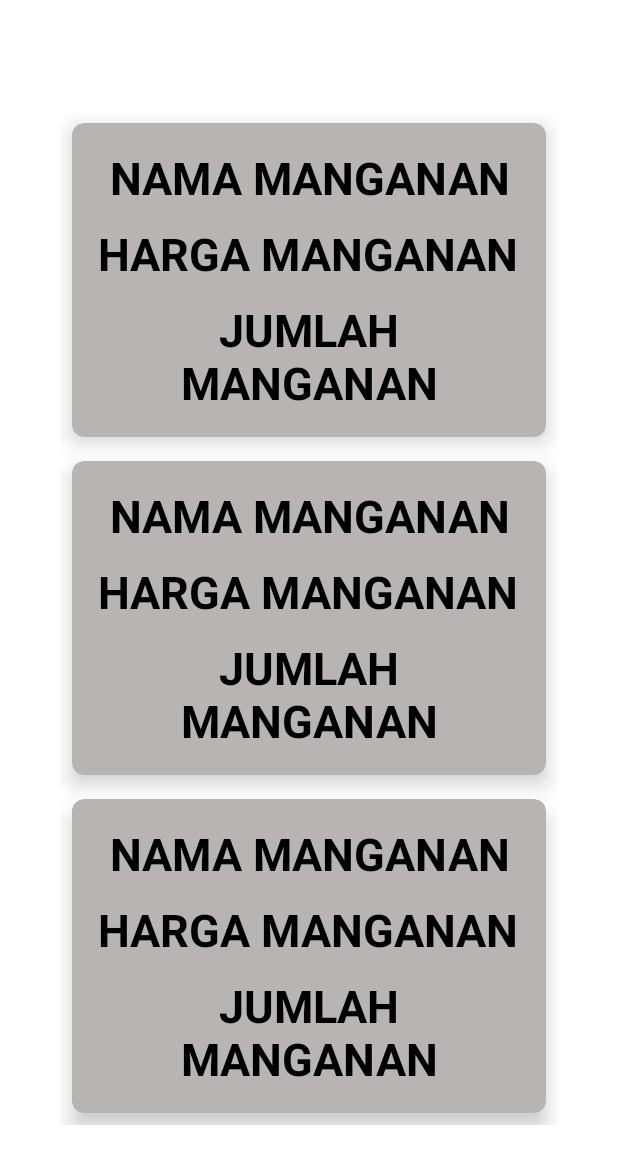
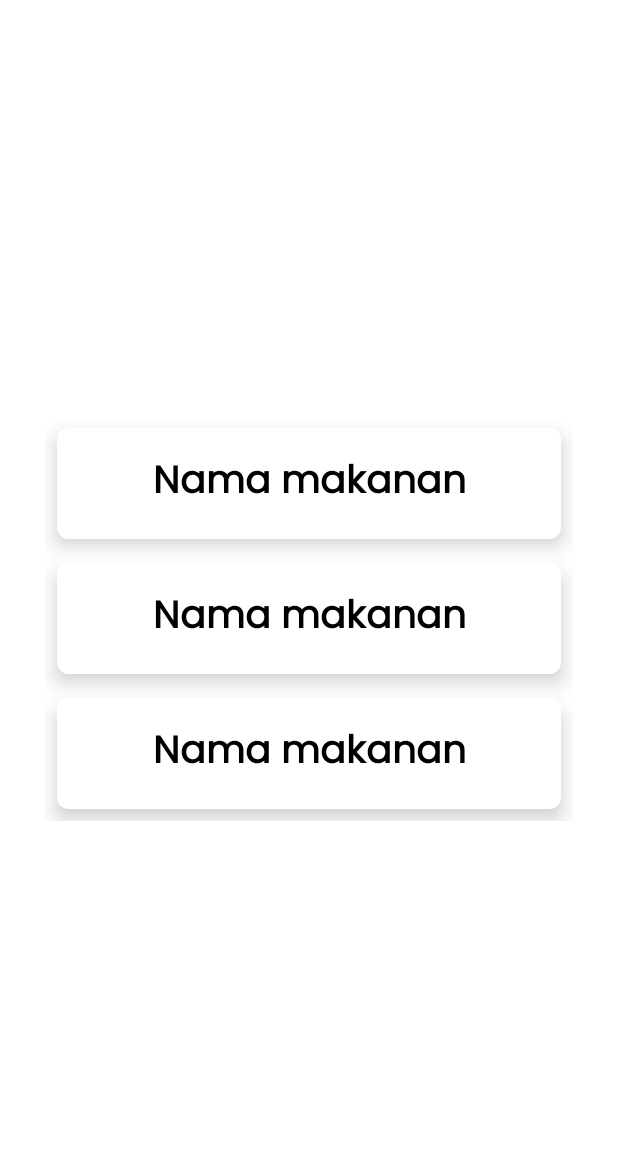
Before and after one commit to alreagon/FirebaseBasic, an Android app: the layout activity_fetching.xml on its own in the app's theme, with its tools: preview values and no code run, on a phone screen of 412 x 824 dp. Shown: the top 1164 px of the screen. Run offline under Robolectric (Android 15) with nearby library versions, the phone set to English and light mode, and no system bars.

Commit message:
Upload Images with URL and design

```diff
--- a/app/src/main/java/com/zexceed/tugasakhirdot/activitties/FetchingActivity.kt
+++ b/app/src/main/java/com/zexceed/tugasakhirdot/activitties/FetchingActivity.kt
@@ -15,6 +15,7 @@ class FetchingActivity : AppCompatActivity() {
     private lateinit var binding: ActivityFetchingBinding
     private lateinit var mgnList: ArrayList<FirebaseModel>
     private lateinit var dbMgn: DatabaseReference
+
 
     override fun onCreate(savedInstanceState: Bundle?) {
         super.onCreate(savedInstanceState)
--- a/app/src/main/java/com/zexceed/tugasakhirdot/adapters/manganAdapter.kt
+++ b/app/src/main/java/com/zexceed/tugasakhirdot/adapters/manganAdapter.kt
@@ -35,8 +35,6 @@ class manganAdapter(private val mgnList: ArrayList<FirebaseModel>) :
 
         Log.d("adapter", "nama mangan Adapter : $nama")
         holder.binding.apply {
-            etHargaMenu.text = harga
-            etJumlahMenu.text = jumlah
             etNamaMenu.text = nama
             cardView.setOnClickListener {
                 mListener.onItemClick(mgnList[holder.adapterPosition], position)
--- a/app/src/main/java/com/zexceed/tugasakhirdot/models/FirebaseModel.kt
+++ b/app/src/main/java/com/zexceed/tugasakhirdot/models/FirebaseModel.kt
@@ -4,5 +4,6 @@ data class FirebaseModel(
     var mgnId : String? = null,
     var mgnNama : String? = null,
     var mgnJumlah : String? = null,
-    var mgnHarga : String? = null
+    var mgnHarga : String? = null,
+    var mgnImage : String? = null
 )
--- a/app/src/main/res/layout/activity_fetching.xml
+++ b/app/src/main/res/layout/activity_fetching.xml
@@ -4,10 +4,9 @@
     xmlns:tools="http://schemas.android.com/tools"
     android:layout_width="match_parent"
     android:layout_height="match_parent"
-    android:padding="40dp"
-    tools:context=".activitties.FetchingActivity"
     android:background="@color/white"
-    >
+    android:padding="30dp"
+    tools:context=".activitties.FetchingActivity">
 
     <androidx.recyclerview.widget.RecyclerView
         android:id="@+id/rvFetching"
--- a/app/src/main/res/layout/activity_mangan_details.xml
+++ b/app/src/main/res/layout/activity_mangan_details.xml
@@ -35,6 +35,7 @@
                     android:layout_width="match_parent"
                     android:layout_height="wrap_content"
                     android:layout_gravity="center"
+                    android:fontFamily="@font/poppins"
                     android:gravity="center"
                     android:text="Mgn Name"
                     android:textColor="@color/black"
@@ -52,6 +53,7 @@
                     android:layout_width="match_parent"
                     android:layout_height="wrap_content"
                     android:layout_gravity="center"
+                    android:fontFamily="@font/poppins"
                     android:gravity="center"
                     android:text=""
                     android:textColor="@color/black"
@@ -80,6 +82,7 @@
                     android:layout_width="match_parent"
                     android:layout_height="wrap_content"
                     android:layout_gravity="center"
+                    android:fontFamily="@font/poppins"
                     android:gravity="center"
                     android:text="Mgn Harga"
                     android:textColor="@color/black"
@@ -96,6 +99,7 @@
                     android:layout_width="match_parent"
                     android:layout_height="wrap_content"
                     android:layout_gravity="center"
+                    android:fontFamily="@font/poppins"
                     android:gravity="center"
                     android:text=""
                     android:textColor="@color/black"
@@ -122,6 +126,7 @@
                     android:layout_width="match_parent"
                     android:layout_height="wrap_content"
                     android:layout_gravity="center"
+                    android:fontFamily="@font/poppins"
                     android:gravity="center"
                     android:text="Mgn jumlah"
                     android:textColor="@color/black"
@@ -141,6 +146,7 @@
                     android:layout_width="match_parent"
                     android:layout_height="wrap_content"
                     android:layout_gravity="center"
+                    android:fontFamily="@font/poppins"
                     android:gravity="center"
                     android:text=""
                     android:textColor="@color/black"
--- a/app/src/main/res/layout/list_item.xml
+++ b/app/src/main/res/layout/list_item.xml
@@ -5,63 +5,39 @@
     android:layout_width="match_parent"
     android:layout_height="wrap_content"
     android:layout_margin="8dp"
+    android:background="@color/white"
     app:cardCornerRadius="8dp"
-    app:cardBackgroundColor="@color/divider_grey"
     app:cardElevation="8dp">
 
-    <LinearLayout
-        android:layout_width="wrap_content"
+    <androidx.constraintlayout.widget.ConstraintLayout
+        android:layout_width="match_parent"
         android:layout_height="wrap_content"
-        android:layout_gravity="center"
-        android:gravity="center"
-        android:orientation="vertical"
+        android:background="@color/white"
         android:padding="16dp">
-
-        <LinearLayout
-            android:layout_width="wrap_content"
-            android:layout_height="wrap_content"
-            android:layout_gravity="center_vertical"
-            android:orientation="vertical">
 
         <TextView
             android:id="@+id/etNamaMenu"
             android:layout_width="wrap_content"
             android:layout_height="wrap_content"
             android:layout_gravity="center"
+            android:fontFamily="@font/poppins"
             android:gravity="center"
-                android:text="NAMA MANGANAN"
+            android:text="@string/nama_makanan"
             android:textColor="@color/black"
-                android:textSize="30sp"
-                android:textStyle="bold" />
+            android:textSize="25sp"
+            android:textStyle="bold"
+            app:layout_constraintEnd_toEndOf="parent"
+            app:layout_constraintStart_toStartOf="parent"
+            app:layout_constraintTop_toTopOf="parent" />
 
-            <TextView
-                android:id="@+id/etHargaMenu"
-                android:layout_width="wrap_content"
+        <ImageView
+            android:layout_width="match_parent"
             android:layout_height="wrap_content"
-                android:layout_gravity="center"
-                android:layout_marginTop="10dp"
-                android:gravity="center"
-                android:text="HARGA MANGANAN"
-                android:textColor="@color/black"
-                android:textSize="30sp"
-                android:textStyle="bold" />
+            android:scaleType="centerCrop"
+            app:layout_constraintEnd_toEndOf="parent"
+            app:layout_constraintTop_toTopOf="parent" />
 
-            <TextView
-                android:id="@+id/etJumlahMenu"
-                android:layout_width="wrap_content"
-                android:layout_height="wrap_content"
-                android:layout_gravity="center"
-                android:layout_marginTop="10dp"
-                android:gravity="center"
-                android:text="JUMLAH MANGANAN"
-                android:textColor="@color/black"
-                android:textSize="30sp"
-                android:textStyle="bold" />
-
-
-        </LinearLayout>
-
-    </LinearLayout>
+    </androidx.constraintlayout.widget.ConstraintLayout>
 
 
 </androidx.cardview.widget.CardView>
--- a/app/src/main/res/values/strings.xml
+++ b/app/src/main/res/values/strings.xml
@@ -4,4 +4,6 @@
     <string name="jumlah_menu">Jumlah menu</string>
     <string name="harga_menu">Harga menu</string>
     <string name="save_data">Save data</string>
+    <string name="select_image">Select image</string>
+    <string name="nama_makanan">Nama makanan</string>
 </resources>
```
Also changed, not shown: app/src/main/java/com/zexceed/tugasakhirdot/activitties/InsertionActivity.kt (+50 -33 lines), app/src/main/res/layout/activity_insertion.xml (+10 -5 lines), app/src/main/res/font/poppins.ttf (added), app/src/main/res/font/poppins_semibold.ttf (added). Lines whose indentation alone changed are shown as unchanged.
